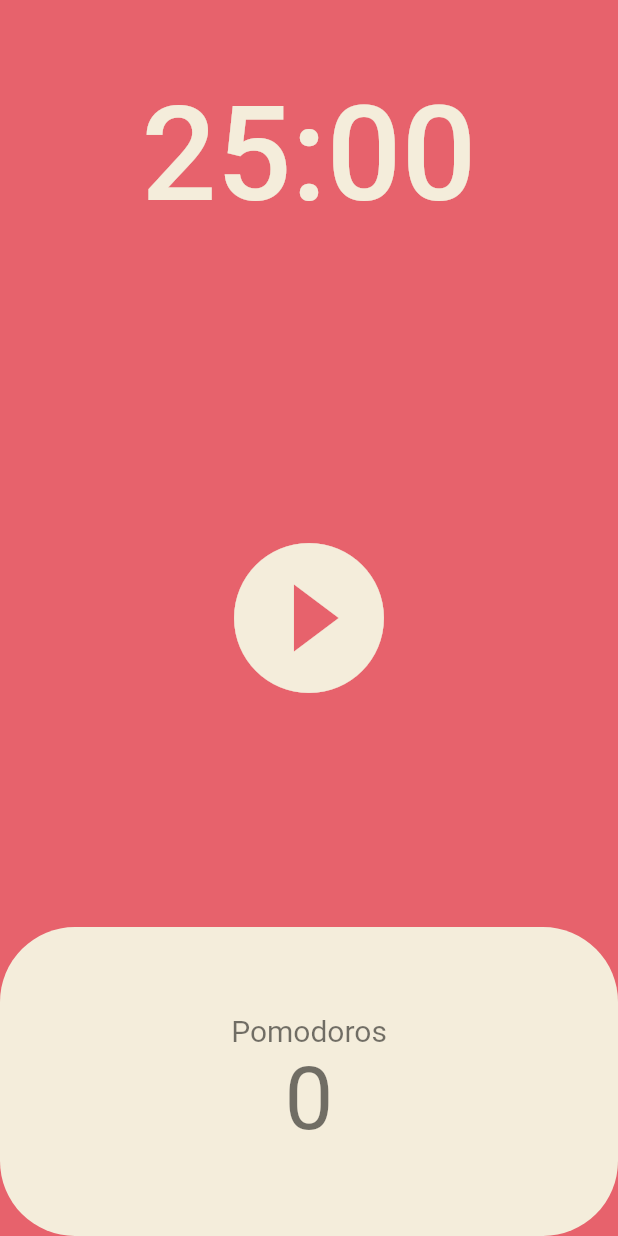
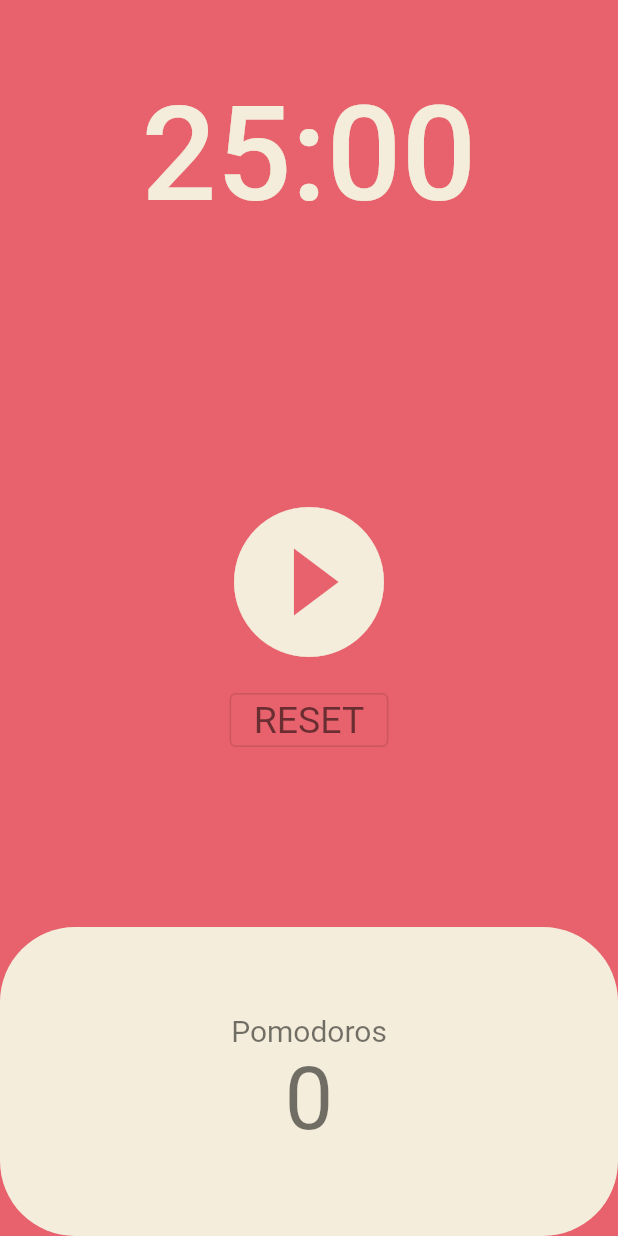
Before and after one commit to jaehee-bae/flutter-for-beginners, a Flutter app: the screen it shows after launch, on a phone screen of 412 x 824 dp. Run offline on Flutter 3.47's test engine with Material 2 defaults, Android fonts, the phone set to English and light mode, and no system bars.

Commit message:
feat: 5.4 RESET 기능 구현

```diff
--- a/toonflix/lib/screens/home_screen.dart
+++ b/toonflix/lib/screens/home_screen.dart
@@ -52,6 +52,14 @@ class _HomeScreenState extends State<HomeScreen> {
     return duration.toString().split('.').first.substring(2, 7);
   }
 
+  void reset() {
+    timer.cancel();
+    setState(() {
+      isRunning = false;
+      totalSeconds = twentyMinutes;
+    });
+  }
+
   @override
   Widget build(BuildContext context) {
     return Scaffold(
@@ -74,7 +82,10 @@ class _HomeScreenState extends State<HomeScreen> {
           ),
           Flexible(
             flex: 2,
-            child: Center(
+            child: Column(
+              mainAxisAlignment: MainAxisAlignment.center,
+              children: [
+                Center(
                   child: IconButton(
                     iconSize: 120,
                     color: Theme.of(context).cardColor,
@@ -83,6 +94,21 @@ class _HomeScreenState extends State<HomeScreen> {
                         ? Icons.pause_circle_filled_outlined
                         : Icons.play_circle_fill_outlined),
                   ),
+                ),
+                Center(
+                  child: OutlinedButton(
+                    onPressed: reset,
+                    child: Text(
+                      'RESET',
+                      style: TextStyle(
+                        fontSize: 25,
+                        fontWeight: FontWeight.w400,
+                        color: Theme.of(context).textTheme.headlineLarge!.color,
+                      ),
+                    ),
+                  ),
+                ),
+              ],
             ),
           ),
           Flexible(
```
Lines whose indentation alone changed are shown as unchanged.
